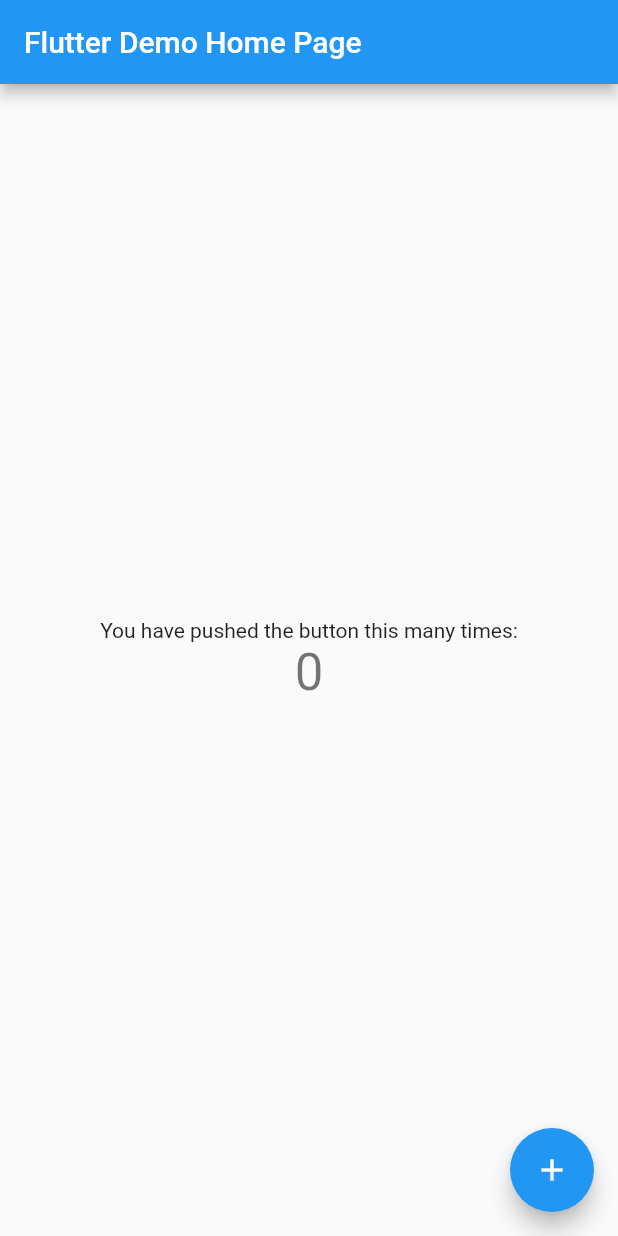
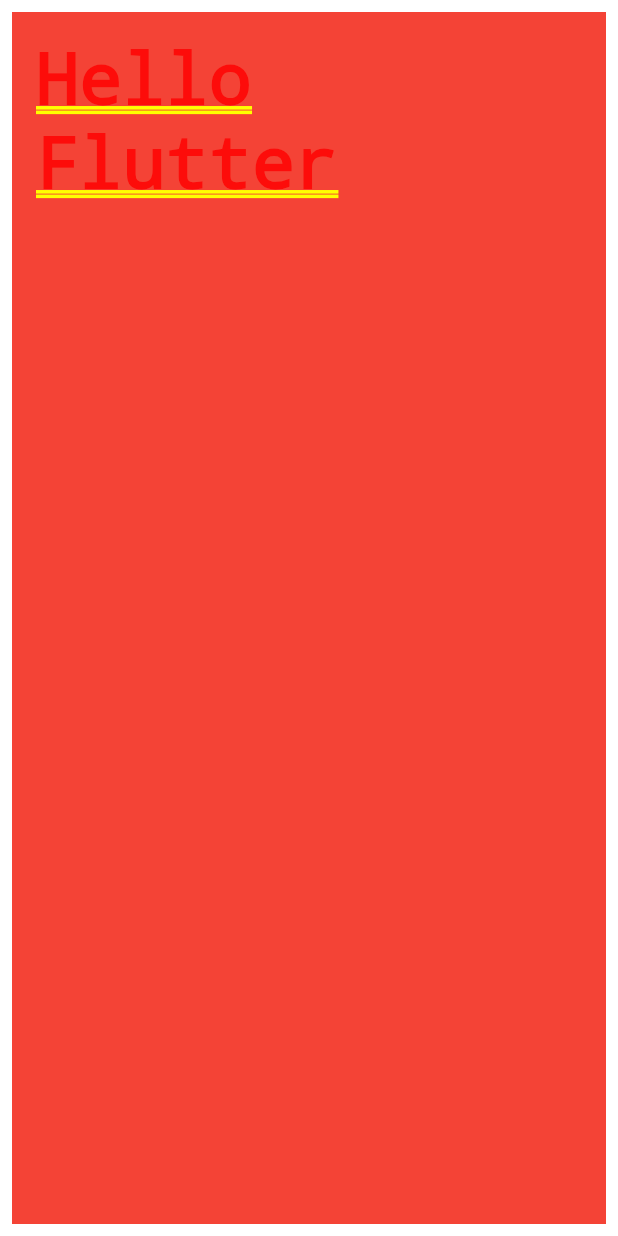
Before and after one commit to omrobbie/flutter-dasar-ui, a Flutter app: the screen it shows after launch, on a phone screen of 412 x 824 dp. Run offline on Flutter 3.47's test engine with Material 2 defaults, Android fonts, the phone set to English and light mode, and no system bars.

Commit message:
minimum UI, masih error karna tidak pakai Scaffold

```diff
--- /dev/null
+++ b/lib/hello_screen.dart
@@ -0,0 +1,18 @@
+import 'package:flutter/material.dart';
+
+class HelloScreen extends StatefulWidget {
+  @override
+  _HelloScreenState createState() => new _HelloScreenState();
+}
+
+class _HelloScreenState extends State<HelloScreen> {
+  @override
+  Widget build(BuildContext context) {
+    return new Container(
+      color: Colors.red,
+      margin: EdgeInsets.all(8.0),
+      padding: EdgeInsets.all(16.0),
+      child: Text('Hello Flutter'),
+    );
+  }
+}
--- a/lib/main.dart
+++ b/lib/main.dart
@@ -1,109 +1,17 @@
+import 'package:dasar_ui/hello_screen.dart';
 import 'package:flutter/material.dart';
 
-void main() => runApp(new MyApp());
+void main() => runApp(MyApp());
 
 class MyApp extends StatelessWidget {
-  // This widget is the root of your application.
   @override
   Widget build(BuildContext context) {
-    return new MaterialApp(
-      title: 'Flutter Demo',
-      theme: new ThemeData(
-        // This is the theme of your application.
-        //
-        // Try running your application with "flutter run". You'll see the
-        // application has a blue toolbar. Then, without quitting the app, try
-        // changing the primarySwatch below to Colors.green and then invoke
-        // "hot reload" (press "r" in the console where you ran "flutter run",
-        // or press Run > Flutter Hot Reload in IntelliJ). Notice that the
-        // counter didn't reset back to zero; the application is not restarted.
+    return MaterialApp(
+      title: 'Hello Flutter',
+      theme: ThemeData(
         primarySwatch: Colors.blue,
       ),
-      home: new MyHomePage(title: 'Flutter Demo Home Page'),
+      home: HelloScreen(),
     );
   }
 }
-
-class MyHomePage extends StatefulWidget {
-  MyHomePage({Key key, this.title}) : super(key: key);
-
-  // This widget is the home page of your application. It is stateful, meaning
-  // that it has a State object (defined below) that contains fields that affect
-  // how it looks.
-
-  // This class is the configuration for the state. It holds the values (in this
-  // case the title) provided by the parent (in this case the App widget) and
-  // used by the build method of the State. Fields in a Widget subclass are
-  // always marked "final".
-
-  final String title;
-
-  @override
-  _MyHomePageState createState() => new _MyHomePageState();
-}
-
-class _MyHomePageState extends State<MyHomePage> {
-  int _counter = 0;
-
-  void _incrementCounter() {
-    setState(() {
-      // This call to setState tells the Flutter framework that something has
-      // changed in this State, which causes it to rerun the build method below
-      // so that the display can reflect the updated values. If we changed
-      // _counter without calling setState(), then the build method would not be
-      // called again, and so nothing would appear to happen.
-      _counter++;
-    });
-  }
-
-  @override
-  Widget build(BuildContext context) {
-    // This method is rerun every time setState is called, for instance as done
-    // by the _incrementCounter method above.
-    //
-    // The Flutter framework has been optimized to make rerunning build methods
-    // fast, so that you can just rebuild anything that needs updating rather
-    // than having to individually change instances of widgets.
-    return new Scaffold(
-      appBar: new AppBar(
-        // Here we take the value from the MyHomePage object that was created by
-        // the App.build method, and use it to set our appbar title.
-        title: new Text(widget.title),
-      ),
-      body: new Center(
-        // Center is a layout widget. It takes a single child and positions it
-        // in the middle of the parent.
-        child: new Column(
-          // Column is also layout widget. It takes a list of children and
-          // arranges them vertically. By default, it sizes itself to fit its
-          // children horizontally, and tries to be as tall as its parent.
-          //
-          // Invoke "debug paint" (press "p" in the console where you ran
-          // "flutter run", or select "Toggle Debug Paint" from the Flutter tool
-          // window in IntelliJ) to see the wireframe for each widget.
-          //
-          // Column has various properties to control how it sizes itself and
-          // how it positions its children. Here we use mainAxisAlignment to
-          // center the children vertically; the main axis here is the vertical
-          // axis because Columns are vertical (the cross axis would be
-          // horizontal).
-          mainAxisAlignment: MainAxisAlignment.center,
-          children: <Widget>[
-            new Text(
-              'You have pushed the button this many times:',
-            ),
-            new Text(
-              '$_counter',
-              style: Theme.of(context).textTheme.display1,
-            ),
-          ],
-        ),
-      ),
-      floatingActionButton: new FloatingActionButton(
-        onPressed: _incrementCounter,
-        tooltip: 'Increment',
-        child: new Icon(Icons.add),
-      ), // This trailing comma makes auto-formatting nicer for build methods.
-    );
-  }
-}
```
